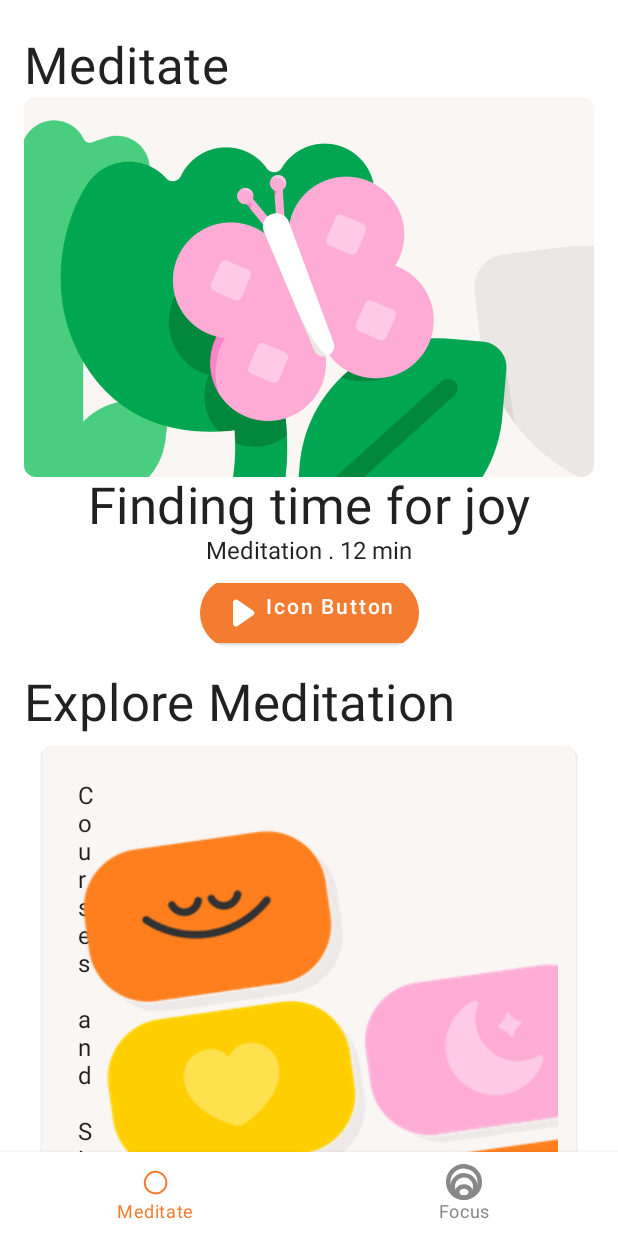
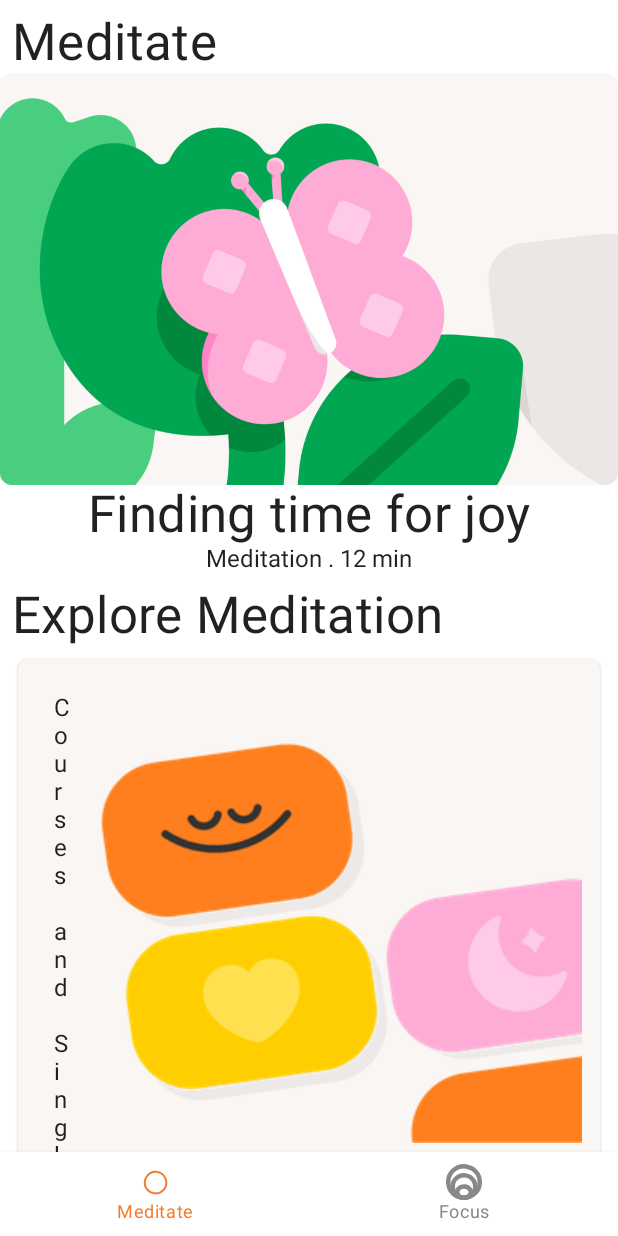
Before and after one commit to sharansalian/headspace, an Android app built with Jetpack Compose: the screen it shows after launch (MainActivity), on a phone screen of 412 x 824 dp. Run offline under Robolectric (Android 15) with nearby library versions, the phone set to English and light mode, and no system bars.

Commit message:
Add Brand Theme.kt

```diff
--- a/app/src/main/java/io/sharan/headspace/ui/screens/Featured.kt
+++ b/app/src/main/java/io/sharan/headspace/ui/screens/Featured.kt
@@ -2,29 +2,25 @@ package io.sharan.headspace.ui.screens
 
 import androidx.annotation.DrawableRes
 import androidx.compose.foundation.Image
-import androidx.compose.foundation.background
-import androidx.compose.foundation.layout.Box
 import androidx.compose.foundation.layout.Column
-import androidx.compose.foundation.layout.Row
-import androidx.compose.foundation.layout.padding
+import androidx.compose.foundation.layout.fillMaxWidth
 import androidx.compose.foundation.shape.RoundedCornerShape
-import androidx.compose.material.Button
-import androidx.compose.material.Icon
 import androidx.compose.material.MaterialTheme
 import androidx.compose.material.Text
 import androidx.compose.runtime.Composable
 import androidx.compose.ui.Alignment
 import androidx.compose.ui.Modifier
 import androidx.compose.ui.draw.clip
-import androidx.compose.ui.graphics.Color
 import androidx.compose.ui.res.painterResource
 import androidx.compose.ui.unit.dp
-import io.sharan.headspace.R
 
 @Composable
 fun Featured(featuredContent: FeaturedContent) {
     with(featuredContent) {
-        Column(horizontalAlignment = Alignment.CenterHorizontally) {
+        Column(
+            horizontalAlignment = Alignment.CenterHorizontally,
+            modifier = Modifier.fillMaxWidth()
+        ) {
             Image(
                 painter = painterResource(id = drawable),
                 contentDescription = title,
@@ -34,21 +30,7 @@ fun Featured(featuredContent: FeaturedContent) {
             )
             Text(text = title, style = MaterialTheme.typography.h4)
             Text(text = description, style = MaterialTheme.typography.body1)
-            Button(
-                onClick = {},
-                modifier = Modifier
-                    .padding(8.dp)
-                    .clip(RoundedCornerShape(32.dp))
-            ) {
-                Row() {
-                    Icon(
-                        painter = painterResource(id = R.drawable.ic_play),
-                        contentDescription = null,
-                        modifier = Modifier.padding(end = 4.dp)
-                    )
-                    Text(text = "Icon Button")
-                }
-            }
+
         }
     }
 }
--- a/app/src/main/java/io/sharan/headspace/ui/screens/HomeSection.kt
+++ b/app/src/main/java/io/sharan/headspace/ui/screens/HomeSection.kt
@@ -1,6 +1,7 @@
 package io.sharan.headspace.ui.screens
 
 import androidx.compose.foundation.layout.Column
+import androidx.compose.foundation.layout.padding
 import androidx.compose.foundation.layout.paddingFromBaseline
 import androidx.compose.material.MaterialTheme
 import androidx.compose.material.Text
@@ -19,7 +20,9 @@ fun HomeSection(
         Text(
             text = title,
             style = MaterialTheme.typography.h4,
-            modifier = Modifier.paddingFromBaseline(top = 40.dp, bottom = 8.dp)
+            modifier = Modifier
+                .padding(start = 8.dp)
+                .paddingFromBaseline(top = 40.dp, bottom = 8.dp)
         )
         content()
     }
--- a/app/src/main/java/io/sharan/headspace/ui/screens/Meditate.kt
+++ b/app/src/main/java/io/sharan/headspace/ui/screens/Meditate.kt
@@ -14,18 +14,19 @@ import androidx.compose.ui.Alignment
 import androidx.compose.ui.Modifier
 import androidx.compose.ui.res.painterResource
 import androidx.compose.ui.text.font.FontWeight
+import androidx.compose.ui.tooling.preview.Preview
 import androidx.compose.ui.unit.dp
 import io.sharan.headspace.R
 import io.sharan.headspace.data.Explore
 import io.sharan.headspace.data.getAllExploreContent
 import io.sharan.headspace.ui.theme.Background
 
+@Preview
 @Composable
 fun MeditateScreen() {
     Column(
         modifier = Modifier
             .fillMaxSize()
-            .padding(16.dp)
     ) {
         HomeSection(title = "Meditate", modifier = Modifier) {
             Featured(
--- a/app/src/main/java/io/sharan/headspace/ui/theme/Color.kt
+++ b/app/src/main/java/io/sharan/headspace/ui/theme/Color.kt
@@ -2,11 +2,7 @@ package io.sharan.headspace.ui.theme
 
 import androidx.compose.ui.graphics.Color
 
-val Purple200 = Color(0xFFBB86FC)
-val Purple500 = Color(0xFF6200EE)
-val Purple700 = Color(0xFF3700B3)
-val Teal200 = Color(0xFF03DAC5)
-
 val Background = Color(0xFFF9F6F4)
 
 val Orange = Color(0xFFF47C30)
+val Blue = Color(0xFF0A6FF9)
--- a/app/src/main/java/io/sharan/headspace/ui/theme/Theme.kt
+++ b/app/src/main/java/io/sharan/headspace/ui/theme/Theme.kt
@@ -5,26 +5,26 @@ import androidx.compose.material.MaterialTheme
 import androidx.compose.material.darkColors
 import androidx.compose.material.lightColors
 import androidx.compose.runtime.Composable
+import androidx.compose.ui.graphics.Color
 
 private val DarkColorPalette = darkColors(
-    primary = Purple200,
-    primaryVariant = Purple700,
-    secondary = Teal200
+    primary = Orange,
+    secondary = Blue,
+    surface = Color.White,
+    background = Color.White
 )
 
 private val LightColorPalette = lightColors(
     primary = Orange,
-    primaryVariant = Purple700,
-    secondary = Teal200
-
-    /* Other default colors to override
+    primaryVariant = Orange,
+    secondary = Blue,
+    secondaryVariant = Blue,
+    surface = Color.White,
     background = Color.White,
-    surface = Color.White,
+    onSurface = Color.Black,
+    onBackground = Color.Black,
     onPrimary = Color.White,
-    onSecondary = Color.Black,
-    onBackground = Color.Black,
-    onSurface = Color.Black,
-    */
+    onSecondary = Color.White
 )
 
 @Composable
```
